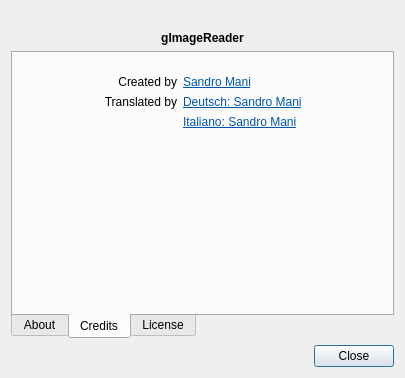
The window that qt/data/AboutDialog.ui (manisandro/gImageReader) describes before a commit, drawn with Qt 5.
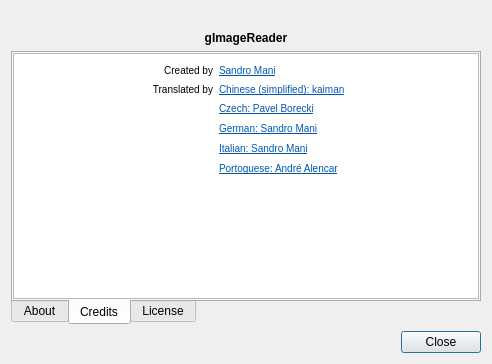
The same window after the commit. The open tabs and pages were chosen to show the change. Icons and pictures are not drawn.

Commit message: Update translator credits

Diff of the .ui file:
```diff
--- a/qt/data/AboutDialog.ui
+++ b/qt/data/AboutDialog.ui
@@ -6,8 +6,8 @@
    <rect>
     <x>0</x>
     <y>0</y>
-    <width>405</width>
-    <height>378</height>
+    <width>492</width>
+    <height>364</height>
    </rect>
   </property>
   <property name="windowTitle">
@@ -27,7 +27,7 @@
    <item>
     <widget class="QLabel" name="labelName">
      <property name="text">
-      <string notr="true">&lt;html&gt;&lt;head/&gt;&lt;body&gt;&lt;p&gt;&lt;span style=&quot; font-weight:600;&quot;&gt;gImageReader&lt;/span&gt;&lt;/p&gt;&lt;/body&gt;&lt;/html&gt;</string>
+      <string notr="true">&lt;html&gt;&lt;head/&gt;&lt;body&gt;&lt;p&gt;&lt;span style=&quot; font-weight:600;&quot;&gt;gImageReader&lt;/p&gt;&lt;/body&gt;&lt;/html&gt;</string>
      </property>
      <property name="alignment">
       <set>Qt::AlignCenter</set>
@@ -80,27 +80,57 @@
       </attribute>
       <layout class="QVBoxLayout" name="verticalLayout_3">
        <property name="spacing">
-        <number>4</number>
+        <number>0</number>
        </property>
        <property name="leftMargin">
-        <number>4</number>
+        <number>0</number>
        </property>
        <property name="topMargin">
-        <number>4</number>
+        <number>0</number>
        </property>
        <property name="rightMargin">
-        <number>4</number>
+        <number>0</number>
        </property>
        <property name="bottomMargin">
-        <number>4</number>
+        <number>0</number>
        </property>
        <item>
-        <widget class="QLabel" name="labelCredits">
-         <property name="text">
-          <string>&lt;html&gt;&lt;head/&gt;&lt;body&gt;&lt;p align=&quot;center&quot;&gt;&lt;table border=&quot;0&quot; style=&quot; margin-top:0px; margin-bottom:0px; margin-left:0px; margin-right:0px;&quot; cellspacing=&quot;6&quot; cellpadding=&quot;0&quot;&gt;&lt;tr&gt;&lt;td&gt;&lt;p align=&quot;right&quot;&gt;Created by&lt;/p&gt;&lt;/td&gt;&lt;td&gt;&lt;p&gt;&lt;a href=&quot;mailto:manisandro@gmail.com&quot;&gt;&lt;span style=&quot; text-decoration: underline; color:#0057ae;&quot;&gt;Sandro Mani&lt;/span&gt;&lt;/a&gt;&lt;/p&gt;&lt;/td&gt;&lt;/tr&gt;&lt;tr&gt;&lt;td&gt;&lt;p align=&quot;right&quot;&gt;Translated by&lt;/p&gt;&lt;/td&gt;&lt;td&gt;&lt;p&gt;&lt;a href=&quot;mailto:manisandro@gmail.com&quot;&gt;&lt;span style=&quot; text-decoration: underline; color:#0057ae;&quot;&gt;Deutsch: Sandro Mani&lt;/span&gt;&lt;/a&gt;&lt;/p&gt;&lt;/td&gt;&lt;/tr&gt;&lt;tr&gt;&lt;td/&gt;&lt;td&gt;&lt;p&gt;&lt;a href=&quot;mailto:manisandro@gmail.com&quot;&gt;&lt;span style=&quot; text-decoration: underline; color:#0057ae;&quot;&gt;Italiano: Sandro Mani&lt;/span&gt;&lt;/a&gt;&lt;/p&gt;&lt;/td&gt;&lt;/tr&gt;&lt;/table&gt;&lt;/p&gt;&lt;/body&gt;&lt;/html&gt;</string>
+        <widget class="QTextEdit" name="textEdit">
+         <property name="readOnly">
+          <bool>true</bool>
          </property>
-         <property name="alignment">
-          <set>Qt::AlignHCenter|Qt::AlignTop</set>
+         <property name="html">
+          <string notr="true">&lt;!DOCTYPE HTML PUBLIC &quot;-//W3C//DTD HTML 4.0//EN&quot; &quot;http://www.w3.org/TR/REC-html40/strict.dtd&quot;&gt;
+&lt;html&gt;&lt;head&gt;&lt;meta name=&quot;qrichtext&quot; content=&quot;1&quot; /&gt;&lt;style type=&quot;text/css&quot;&gt;
+p, li { white-space: pre-wrap; }
+&lt;/style&gt;&lt;/head&gt;&lt;body style=&quot; font-family:'Sans Serif'; font-size:9pt; font-weight:400; font-style:normal;&quot;&gt;
+&lt;table border=&quot;0&quot; style=&quot; margin-top:0px; margin-bottom:0px; margin-left:0px; margin-right:0px;&quot; align=&quot;center&quot; cellspacing=&quot;6&quot; cellpadding=&quot;0&quot;&gt;
+&lt;tr&gt;
+&lt;td&gt;
+&lt;p align=&quot;right&quot; style=&quot; margin-top:12px; margin-bottom:12px; margin-left:0px; margin-right:0px; -qt-block-indent:0; text-indent:0px;&quot;&gt;&lt;span style=&quot; font-size:small;&quot;&gt;Created by&lt;/span&gt;&lt;/p&gt;&lt;/td&gt;
+&lt;td&gt;
+&lt;p style=&quot; margin-top:12px; margin-bottom:12px; margin-left:0px; margin-right:0px; -qt-block-indent:0; text-indent:0px;&quot;&gt;&lt;a href=&quot;mailto:manisandro@gmail.com&quot;&gt;&lt;span style=&quot; font-size:small; text-decoration: underline; color:#0057ae;&quot;&gt;Sandro Mani&lt;/span&gt;&lt;/a&gt;&lt;/p&gt;&lt;/td&gt;&lt;/tr&gt;
+&lt;tr&gt;
+&lt;td&gt;
+&lt;p align=&quot;right&quot; style=&quot; margin-top:12px; margin-bottom:12px; margin-left:0px; margin-right:0px; -qt-block-indent:0; text-indent:0px;&quot;&gt;&lt;span style=&quot; font-size:small;&quot;&gt;Translated by&lt;/span&gt;&lt;/p&gt;&lt;/td&gt;
+&lt;td&gt;
+&lt;p style=&quot; margin-top:12px; margin-bottom:12px; margin-left:0px; margin-right:0px; -qt-block-indent:0; text-indent:0px;&quot;&gt;&lt;a href=&quot;mailto:kaigfm@gmail.com&quot;&gt;&lt;span style=&quot; font-size:small; text-decoration: underline; color:#0057ae;&quot;&gt;Chinese (simplified): kaiman&lt;/span&gt;&lt;/a&gt;&lt;/p&gt;&lt;/td&gt;&lt;/tr&gt;
+&lt;tr&gt;
+&lt;td&gt;&lt;/td&gt;
+&lt;td&gt;
+&lt;p style=&quot; margin-top:12px; margin-bottom:12px; margin-left:0px; margin-right:0px; -qt-block-indent:0; text-indent:0px;&quot;&gt;&lt;a href=&quot;mailto:pavel.borecki@gmail.com&quot;&gt;&lt;span style=&quot; font-size:small; text-decoration: underline; color:#0057ae;&quot;&gt;Czech: Pavel Borecki&lt;/span&gt;&lt;/a&gt;&lt;/p&gt;&lt;/td&gt;&lt;/tr&gt;
+&lt;tr&gt;
+&lt;td&gt;&lt;/td&gt;
+&lt;td&gt;
+&lt;p style=&quot; margin-top:12px; margin-bottom:12px; margin-left:0px; margin-right:0px; -qt-block-indent:0; text-indent:0px;&quot;&gt;&lt;a href=&quot;mailto:manisandro@gmail.com&quot;&gt;&lt;span style=&quot; font-size:small; text-decoration: underline; color:#0057ae;&quot;&gt;German: Sandro Mani&lt;/span&gt;&lt;/a&gt;&lt;/p&gt;&lt;/td&gt;&lt;/tr&gt;
+&lt;tr&gt;
+&lt;td&gt;&lt;/td&gt;
+&lt;td&gt;
+&lt;p style=&quot; margin-top:12px; margin-bottom:12px; margin-left:0px; margin-right:0px; -qt-block-indent:0; text-indent:0px;&quot;&gt;&lt;a href=&quot;mailto:manisandro@gmail.com&quot;&gt;&lt;span style=&quot; font-size:small; text-decoration: underline; color:#0057ae;&quot;&gt;Italian: Sandro Mani&lt;/span&gt;&lt;/a&gt;&lt;/p&gt;&lt;/td&gt;&lt;/tr&gt;
+&lt;tr&gt;
+&lt;td&gt;&lt;/td&gt;
+&lt;td&gt;
+&lt;p style=&quot; margin-top:12px; margin-bottom:12px; margin-left:0px; margin-right:0px; -qt-block-indent:0; text-indent:0px;&quot;&gt;&lt;a href=&quot;mailto:andre.tre@gmail.com&quot;&gt;&lt;span style=&quot; font-size:small; text-decoration: underline; color:#0057ae;&quot;&gt;Portoguese: André Alencar&lt;/span&gt;&lt;/a&gt;&lt;/p&gt;&lt;/td&gt;&lt;/tr&gt;&lt;/table&gt;&lt;/body&gt;&lt;/html&gt;</string>
          </property>
         </widget>
        </item>
```
Left out of the diff: 40 changed lines with no effect on the pictures. The commit also changes 1 other file.
